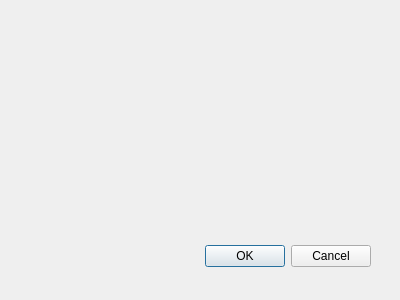
The window that templateLoader/templateLoader_dialog_base.ui (PnCevennes/Qgis-plugin-templateLoader) describes before a commit, drawn with Qt 5.
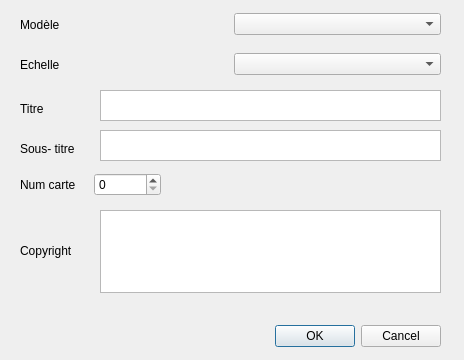
The same window after the commit. Icons and pictures are not drawn.

Diff of the .ui file:
```diff
--- a/templateLoader/templateLoader_dialog_base.ui
+++ b/templateLoader/templateLoader_dialog_base.ui
@@ -1,33 +1,192 @@
 <ui version="4.0" >
  <class>templateLoaderDialogBase</class>
- <widget class="QDialog" name="templateLoaderDialogBase" >
-  <property name="geometry" >
+ <widget class="QDialog" name="templateLoaderDialogBase">
+  <property name="geometry">
    <rect>
     <x>0</x>
     <y>0</y>
-    <width>400</width>
-    <height>300</height>
+    <width>464</width>
+    <height>360</height>
    </rect>
   </property>
   <property name="windowTitle" >
    <string>template Loader</string>
   </property>
-  <widget class="QDialogButtonBox" name="button_box" >
-   <property name="geometry" >
+  <property name="windowIcon">
+   <iconset>
+    <normaloff>:/plugins/templateLoader/icon.png</normaloff>:/plugins/templateLoader/icon.png</iconset>
+  </property>
+  <property name="locale">
+   <locale language="French" country="France"/>
+  </property>
+  <widget class="QDialogButtonBox" name="buttonBox">
+   <property name="geometry">
     <rect>
-     <x>30</x>
-     <y>240</y>
+     <x>100</x>
+     <y>320</y>
      <width>341</width>
      <height>32</height>
     </rect>
    </property>
-   <property name="orientation" >
+   <property name="orientation">
     <enum>Qt::Horizontal</enum>
    </property>
-   <property name="standardButtons" >
+   <property name="standardButtons">
     <set>QDialogButtonBox::Cancel|QDialogButtonBox::Ok</set>
    </property>
   </widget>
+  <widget class="QLabel" name="mainTitle_label">
+   <property name="geometry">
+    <rect>
+     <x>20</x>
+     <y>100</y>
+     <width>66</width>
+     <height>17</height>
+    </rect>
+   </property>
+   <property name="text">
+    <string>Titre</string>
+   </property>
+  </widget>
+  <widget class="QLabel" name="subTitle_label">
+   <property name="geometry">
+    <rect>
+     <x>20</x>
+     <y>140</y>
+     <width>71</width>
+     <height>17</height>
+    </rect>
+   </property>
+   <property name="text">
+    <string>Sous- titre</string>
+   </property>
+  </widget>
+  <widget class="QWidget" name="layoutWidget">
+   <property name="geometry">
+    <rect>
+     <x>20</x>
+     <y>170</y>
+     <width>141</width>
+     <height>29</height>
+    </rect>
+   </property>
+   <layout class="QHBoxLayout" name="horizontalLayout">
+    <item>
+     <widget class="QLabel" name="iNumCarte_label">
+      <property name="text">
+       <string>Num carte</string>
+      </property>
+     </widget>
+    </item>
+    <item>
+     <widget class="QSpinBox" name="iNumCarte"/>
+    </item>
+   </layout>
+  </widget>
+  <widget class="QPlainTextEdit" name="txtsubTitle">
+   <property name="geometry">
+    <rect>
+     <x>100</x>
+     <y>130</y>
+     <width>341</width>
+     <height>31</height>
+    </rect>
+   </property>
+  </widget>
+  <widget class="QWidget" name="layoutWidget">
+   <property name="geometry">
+    <rect>
+     <x>20</x>
+     <y>10</y>
+     <width>421</width>
+     <height>29</height>
+    </rect>
+   </property>
+   <layout class="QHBoxLayout" name="horizontalLayout_3">
+    <item>
+     <widget class="QLabel" name="cmbTemplate_label">
+      <property name="text">
+       <string>Modèle</string>
+      </property>
+     </widget>
+    </item>
+    <item>
+     <widget class="QComboBox" name="cmbTemplate"/>
+    </item>
+   </layout>
+  </widget>
+  <widget class="QWidget" name="layoutWidget">
+   <property name="geometry">
+    <rect>
+     <x>20</x>
+     <y>50</y>
+     <width>421</width>
+     <height>29</height>
+    </rect>
+   </property>
+   <layout class="QHBoxLayout" name="horizontalLayout_4">
+    <item>
+     <widget class="QLabel" name="cmbScale_label">
+      <property name="text">
+       <string>Echelle</string>
+      </property>
+     </widget>
+    </item>
+    <item>
+     <widget class="QComboBox" name="cmbScale">
+      <property name="insertPolicy">
+       <enum>QComboBox::InsertAlphabetically</enum>
+      </property>
+     </widget>
+    </item>
+   </layout>
+  </widget>
+  <widget class="QPlainTextEdit" name="txtmainTitle">
+   <property name="geometry">
+    <rect>
+     <x>100</x>
+     <y>90</y>
+     <width>341</width>
+     <height>31</height>
+    </rect>
+   </property>
+  </widget>
+  <widget class="QListView" name="listViewCopyright">
+   <property name="geometry">
+    <rect>
+     <x>100</x>
+     <y>210</y>
+     <width>341</width>
+     <height>83</height>
+    </rect>
+   </property>
+   <property name="resizeMode">
+    <enum>QListView::Adjust</enum>
+   </property>
+  </widget>
+  <widget class="QLabel" name="copyright_label">
+   <property name="geometry">
+    <rect>
+     <x>20</x>
+     <y>240</y>
+     <width>71</width>
+     <height>21</height>
+    </rect>
+   </property>
+   <property name="text">
+    <string>Copyright</string>
+   </property>
+  </widget>
+  <zorder>layoutWidget</zorder>
+  <zorder>layoutWidget</zorder>
+  <zorder>layoutWidget</zorder>
+  <zorder>buttonBox</zorder>
+  <zorder>mainTitle_label</zorder>
+  <zorder>subTitle_label</zorder>
+  <zorder>txtsubTitle</zorder>
+  <zorder>txtmainTitle</zorder>
+  <zorder>listViewCopyright</zorder>
+  <zorder>copyright_label</zorder>
  </widget>
  <resources/>
  <connections>
```
Left out of the diff: 27 changed lines with no effect on the pictures.
